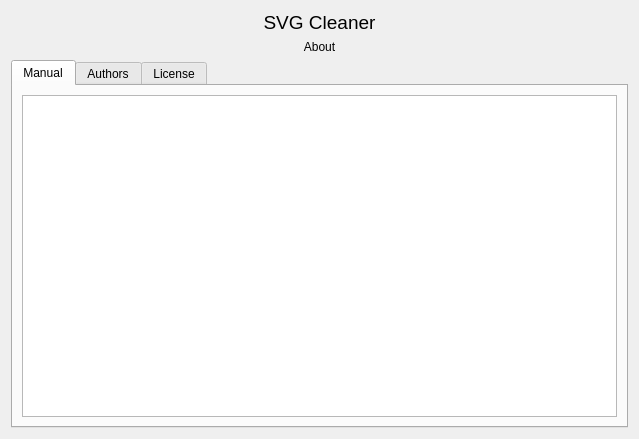
Qt form src/aboutdialog.ui (RazrFalcon/svgcleaner-gui) before a commit.
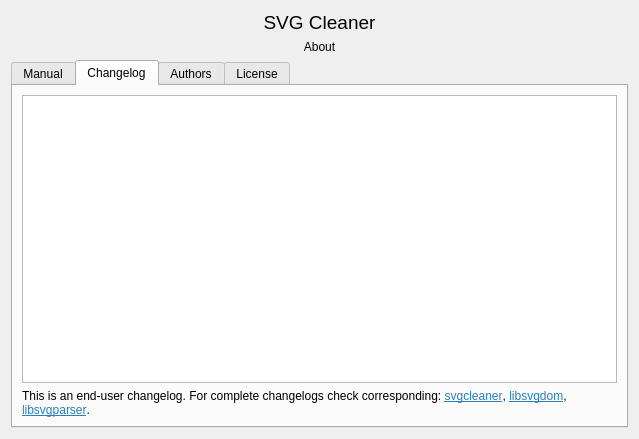
The same form after that commit.

Commit message: Added a Changelog tab to the About dialog.

```diff
--- a/src/aboutdialog.ui
+++ b/src/aboutdialog.ui
@@ -54,7 +54,7 @@
    <item>
     <widget class="QTabWidget" name="tabWidget">
      <property name="currentIndex">
-      <number>0</number>
+      <number>1</number>
      </property>
      <widget class="QWidget" name="tab">
       <attribute name="title">
@@ -73,6 +73,29 @@
        </item>
       </layout>
      </widget>
+     <widget class="QWidget" name="tab_4">
+      <attribute name="title">
+       <string>Changelog</string>
+      </attribute>
+      <layout class="QVBoxLayout" name="verticalLayout_5">
+       <item>
+        <widget class="QPlainTextEdit" name="textChangelog"/>
+       </item>
+       <item>
+        <widget class="QLabel" name="label">
+         <property name="text">
+          <string>&lt;html&gt;&lt;head/&gt;&lt;body&gt;&lt;p&gt;This is an end-user changelog. For complete changelogs check corresponding: &lt;a href=&quot;https://github.com/RazrFalcon/svgcleaner/blob/master/CHANGELOG.md&quot;&gt;&lt;span style=&quot; text-decoration: underline; color:#2980b9;&quot;&gt;svgcleaner&lt;/span&gt;&lt;/a&gt;, &lt;a href=&quot;https://github.com/RazrFalcon/libsvgdom/blob/master/CHANGELOG.md&quot;&gt;&lt;span style=&quot; text-decoration: underline; color:#2980b9;&quot;&gt;libsvgdom&lt;/span&gt;&lt;/a&gt;, &lt;a href=&quot;https://github.com/RazrFalcon/libsvgparser/blob/master/CHANGELOG.md&quot;&gt;&lt;span style=&quot; text-decoration: underline; color:#2980b9;&quot;&gt;libsvgparser&lt;/span&gt;&lt;/a&gt;.&lt;/p&gt;&lt;/body&gt;&lt;/html&gt;</string>
+         </property>
+         <property name="wordWrap">
+          <bool>true</bool>
+         </property>
+         <property name="openExternalLinks">
+          <bool>true</bool>
+         </property>
+        </widget>
+       </item>
+      </layout>
+     </widget>
      <widget class="QWidget" name="tab_2">
       <attribute name="title">
        <string>Authors</string>
```
The commit also changes 4 other files.
